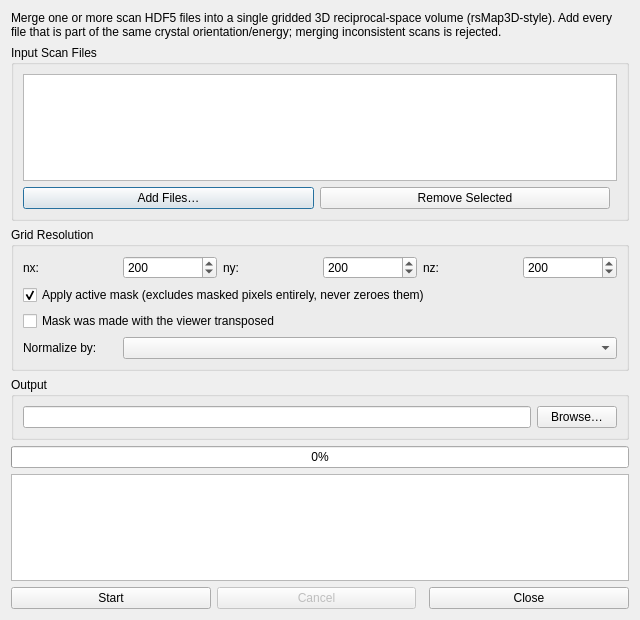
AdvancedPhotonSource/DashPVA, file src/dashpva/gui/rsmgrid/rsm_grid_builder.ui: the form before one commit.
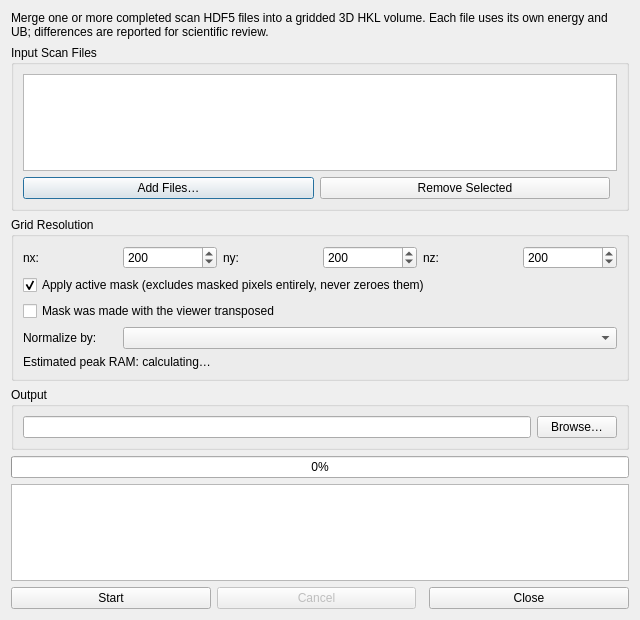
The form after the commit.

Commit message: add: conservative RAM estimate and unsafe-grid rejection to the RSM Volume Builder

```diff
--- a/src/dashpva/gui/rsmgrid/rsm_grid_builder.ui
+++ b/src/dashpva/gui/rsmgrid/rsm_grid_builder.ui
@@ -19,7 +19,7 @@
    <item>
     <widget class="QLabel" name="lbl_desc">
      <property name="text">
-      <string>Merge one or more scan HDF5 files into a single gridded 3D reciprocal-space volume (rsMap3D-style). Add every file that is part of the same crystal orientation/energy; merging inconsistent scans is rejected.</string>
+      <string>Merge one or more completed scan HDF5 files into a gridded 3D HKL volume. Each file uses its own energy and UB; differences are reported for scientific review.</string>
      </property>
      <property name="wordWrap">
       <bool>true</bool>
@@ -172,6 +172,16 @@
         </property>
        </widget>
       </item>
+      <item row="4" column="0" colspan="6">
+       <widget class="QLabel" name="lbl_memory_estimate">
+        <property name="text">
+         <string>Estimated peak RAM: calculating…</string>
+        </property>
+        <property name="wordWrap">
+         <bool>true</bool>
+        </property>
+       </widget>
+      </item>
      </layout>
     </widget>
    </item>
```
The commit also changes 12 other files.
